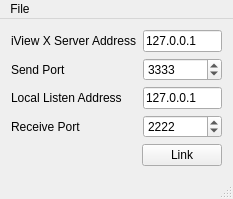
Qt form Apps/SMI Eyetracker/iViewX-SDK/mainwindow.ui (sccn/lsl_archived) before a commit.
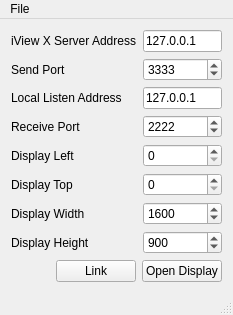
The same form after that commit.

```diff
--- a/Apps/SMI Eyetracker/iViewX-SDK/mainwindow.ui
+++ b/Apps/SMI Eyetracker/iViewX-SDK/mainwindow.ui
@@ -7,7 +7,7 @@
     <x>0</x>
     <y>0</y>
     <width>233</width>
-    <height>191</height>
+    <height>294</height>
    </rect>
   </property>
   <property name="windowTitle">
@@ -97,21 +97,70 @@
         </property>
        </widget>
       </item>
+      <item row="4" column="0">
+       <widget class="QLabel" name="label">
+        <property name="text">
+         <string>Display Left</string>
+        </property>
+       </widget>
+      </item>
+      <item row="5" column="0">
+       <widget class="QLabel" name="label_6">
+        <property name="text">
+         <string>Display Top</string>
+        </property>
+       </widget>
+      </item>
+      <item row="6" column="0">
+       <widget class="QLabel" name="label_7">
+        <property name="text">
+         <string>Display Width</string>
+        </property>
+       </widget>
+      </item>
+      <item row="7" column="0">
+       <widget class="QLabel" name="label_8">
+        <property name="text">
+         <string>Display Height</string>
+        </property>
+       </widget>
+      </item>
+      <item row="4" column="1">
+       <widget class="QSpinBox" name="displayLeftEdit">
+        <property name="maximum">
+         <number>999999999</number>
+        </property>
+       </widget>
+      </item>
+      <item row="5" column="1">
+       <widget class="QSpinBox" name="displayTopEdit">
+        <property name="maximum">
+         <number>999999999</number>
+        </property>
+       </widget>
+      </item>
+      <item row="6" column="1">
+       <widget class="QSpinBox" name="displayWidthEdit">
+        <property name="maximum">
+         <number>999999999</number>
+        </property>
+        <property name="value">
+         <number>1600</number>
+        </property>
+       </widget>
+      </item>
+      <item row="7" column="1">
+       <widget class="QSpinBox" name="displayHeightEdit">
+        <property name="maximum">
+         <number>999999999</number>
+        </property>
+        <property name="value">
+         <number>900</number>
+        </property>
+       </widget>
+      </item>
      </layout>
     </item>
-    <item>
-     <spacer name="verticalSpacer">
-      <property name="orientation">
-       <enum>Qt::Vertical</enum>
-      </property>
-      <property name="sizeHint" stdset="0">
-       <size>
-        <width>20</width>
-        <height>4</height>
-       </size>
-      </property>
-     </spacer>
-    </item>
     <item>
      <layout class="QHBoxLayout" name="horizontalLayout">
       <item>
@@ -134,6 +183,13 @@
         </property>
        </widget>
       </item>
+      <item>
+       <widget class="QPushButton" name="openDisplayButton">
+        <property name="text">
+         <string>Open Display</string>
+        </property>
+       </widget>
+      </item>
      </layout>
     </item>
    </layout>
```
Left out of the diff: 3 changed lines with no effect on the pictures.
